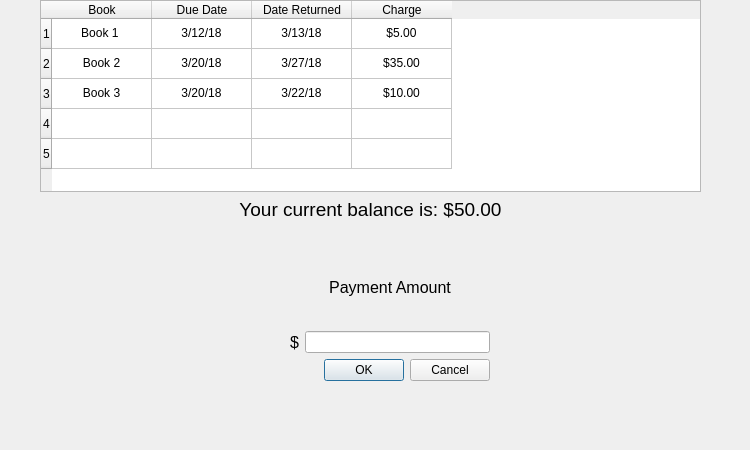
Above: payfeeswindow.ui from zoedmora/Library before the change. Below: the same form after it.
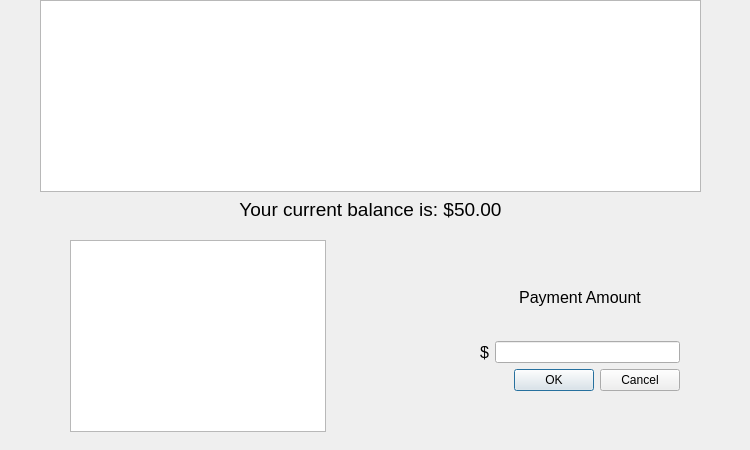
That is the form after the change.

Commit message: Payment functionality with tables

```diff
--- a/payfeeswindow.ui
+++ b/payfeeswindow.ui
@@ -16,8 +16,8 @@
   <widget class="QWidget" name="verticalLayoutWidget">
    <property name="geometry">
     <rect>
-     <x>290</x>
-     <y>250</y>
+     <x>480</x>
+     <y>260</y>
      <width>200</width>
      <height>131</height>
     </rect>
@@ -82,224 +82,13 @@
    </property>
    <layout class="QVBoxLayout" name="verticalLayout_2">
     <item>
-     <widget class="QTableWidget" name="tableWidget">
-      <row>
-       <property name="text">
-        <string>1</string>
-       </property>
-      </row>
-      <row>
-       <property name="text">
-        <string>2</string>
-       </property>
-      </row>
-      <row>
-       <property name="text">
-        <string>3</string>
-       </property>
-      </row>
-      <row>
-       <property name="text">
-        <string>4</string>
-       </property>
-      </row>
-      <row>
-       <property name="text">
-        <string>5</string>
-       </property>
-      </row>
-      <column>
-       <property name="text">
-        <string>Book</string>
-       </property>
-       <property name="textAlignment">
-        <set>AlignCenter</set>
-       </property>
-      </column>
-      <column>
-       <property name="text">
-        <string>Due Date</string>
-       </property>
-       <property name="textAlignment">
-        <set>AlignCenter</set>
-       </property>
-      </column>
-      <column>
-       <property name="text">
-        <string>Date Returned</string>
-       </property>
-       <property name="textAlignment">
-        <set>AlignCenter</set>
-       </property>
-      </column>
-      <column>
-       <property name="text">
-        <string>Charge</string>
-       </property>
-       <property name="textAlignment">
-        <set>AlignCenter</set>
-       </property>
-      </column>
-      <item row="0" column="0">
-       <property name="text">
-        <string>Book 1 </string>
-       </property>
-       <property name="textAlignment">
-        <set>AlignCenter</set>
-       </property>
-      </item>
-      <item row="0" column="1">
-       <property name="text">
-        <string>3/12/18</string>
-       </property>
-       <property name="textAlignment">
-        <set>AlignCenter</set>
-       </property>
-      </item>
-      <item row="0" column="2">
-       <property name="text">
-        <string>3/13/18</string>
-       </property>
-       <property name="textAlignment">
-        <set>AlignCenter</set>
-       </property>
-      </item>
-      <item row="0" column="3">
-       <property name="text">
-        <string>$5.00</string>
-       </property>
-       <property name="textAlignment">
-        <set>AlignCenter</set>
-       </property>
-      </item>
-      <item row="1" column="0">
-       <property name="text">
-        <string>Book 2</string>
-       </property>
-       <property name="textAlignment">
-        <set>AlignCenter</set>
-       </property>
-      </item>
-      <item row="1" column="1">
-       <property name="text">
-        <string>3/20/18</string>
-       </property>
-       <property name="textAlignment">
-        <set>AlignCenter</set>
-       </property>
-      </item>
-      <item row="1" column="2">
-       <property name="text">
-        <string>3/27/18</string>
-       </property>
-       <property name="textAlignment">
-        <set>AlignCenter</set>
-       </property>
-      </item>
-      <item row="1" column="3">
-       <property name="text">
-        <string>$35.00</string>
-       </property>
-       <property name="textAlignment">
-        <set>AlignCenter</set>
-       </property>
-      </item>
-      <item row="2" column="0">
-       <property name="text">
-        <string>Book 3</string>
-       </property>
-       <property name="textAlignment">
-        <set>AlignCenter</set>
-       </property>
-      </item>
-      <item row="2" column="1">
-       <property name="text">
-        <string>3/20/18</string>
-       </property>
-       <property name="textAlignment">
-        <set>AlignCenter</set>
-       </property>
-      </item>
-      <item row="2" column="2">
-       <property name="text">
-        <string>3/22/18</string>
-       </property>
-       <property name="textAlignment">
-        <set>AlignCenter</set>
-       </property>
-      </item>
-      <item row="2" column="3">
-       <property name="text">
-        <string>$10.00</string>
-       </property>
-       <property name="textAlignment">
-        <set>AlignCenter</set>
-       </property>
-      </item>
-      <item row="3" column="0">
-       <property name="text">
-        <string/>
-       </property>
-       <property name="textAlignment">
-        <set>AlignCenter</set>
-       </property>
-      </item>
-      <item row="3" column="1">
-       <property name="text">
-        <string/>
-       </property>
-       <property name="textAlignment">
-        <set>AlignCenter</set>
-       </property>
-      </item>
-      <item row="3" column="2">
-       <property name="text">
-        <string/>
-       </property>
-       <property name="textAlignment">
-        <set>AlignCenter</set>
-       </property>
-      </item>
-      <item row="3" column="3">
-       <property name="text">
-        <string/>
-       </property>
-       <property name="textAlignment">
-        <set>AlignCenter</set>
-       </property>
-      </item>
-      <item row="4" column="0">
-       <property name="text">
-        <string/>
-       </property>
-       <property name="textAlignment">
-        <set>AlignCenter</set>
-       </property>
-      </item>
-      <item row="4" column="1">
-       <property name="text">
-        <string/>
-       </property>
-       <property name="textAlignment">
-        <set>AlignCenter</set>
-       </property>
-      </item>
-      <item row="4" column="2">
-       <property name="text">
-        <string/>
-       </property>
-       <property name="textAlignment">
-        <set>AlignCenter</set>
-       </property>
-      </item>
-      <item row="4" column="3">
-       <property name="text">
-        <string/>
-       </property>
-       <property name="textAlignment">
-        <set>AlignCenter</set>
-       </property>
-      </item>
+     <widget class="QTableView" name="FeeTable">
+      <property name="editTriggers">
+       <set>QAbstractItemView::NoEditTriggers</set>
+      </property>
+      <property name="selectionBehavior">
+       <enum>QAbstractItemView::SelectRows</enum>
+      </property>
      </widget>
     </item>
     <item>
@@ -319,6 +108,25 @@
     </item>
    </layout>
   </widget>
+  <widget class="QTableView" name="tableView">
+   <property name="geometry">
+    <rect>
+     <x>70</x>
+     <y>240</y>
+     <width>256</width>
+     <height>192</height>
+    </rect>
+   </property>
+   <property name="editTriggers">
+    <set>QAbstractItemView::NoEditTriggers</set>
+   </property>
+   <property name="selectionBehavior">
+    <enum>QAbstractItemView::SelectColumns</enum>
+   </property>
+   <property name="horizontalScrollMode">
+    <enum>QAbstractItemView::ScrollPerItem</enum>
+   </property>
+  </widget>
  </widget>
  <resources/>
  <connections>
```
Left out of the diff: 2 changed lines with no effect on the pictures. The commit also changes 6 other files.
